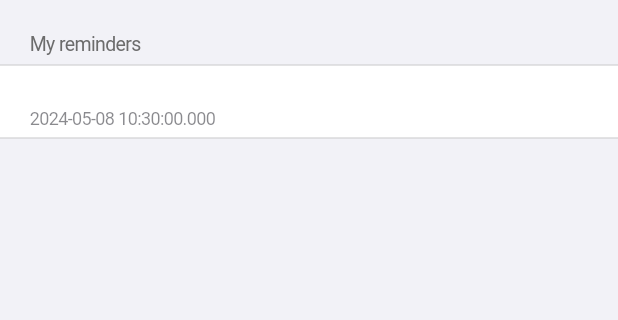
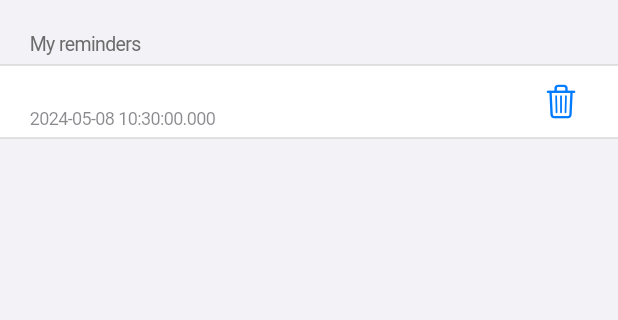
Before and after one commit to brendanhuddleston18/to_do, a Flutter app: the screen it shows after launch, after a tap on an icon or button, on a phone screen of 412 x 824 dp, the part 66-386 px from its top. Run offline on Flutter 3.47's test engine with Material 3 defaults, Android fonts, the phone set to English and light mode, and no system bars; our stand-ins replace sqflite; missing offline and left inert: dart:ffi; accounts and stored records are empty.

Commit message:
adds delete functionality to database tasks

```diff
--- a/lib/main.dart
+++ b/lib/main.dart
@@ -34,7 +34,17 @@ void main() async {
     );
   }
 
-  Future<List<Task>> tasks() async {
+  Future<void> deleteTask(int id) async {
+    final db = await database;
+
+    await db.delete(
+      'newTasks',
+      where: 'id = ?',
+      whereArgs: [id],
+    );
+  }
+
+  Future<List<Task>> getTasks() async {
     final db = await database;
 
     final List<Map<String, Object?>> taskMaps = await db.query('newTasks');
@@ -51,22 +61,29 @@ void main() async {
 
   runApp(MyApp(
     insertTask: insertTask,
-    tasks: tasks,
+    deleteTask: deleteTask,
+    getTasks: getTasks,
   ));
 }
 
 class MyApp extends StatelessWidget {
-  const MyApp({super.key, required this.tasks, required this.insertTask});
+  const MyApp(
+      {super.key,
+      required this.getTasks,
+      required this.insertTask,
+      required this.deleteTask});
 
   final Future<void> Function(Task task) insertTask;
-  final Future<List<Task>> Function() tasks;
+  final Future<void> Function(int id) deleteTask;
+  final Future<List<Task>> Function() getTasks;
 
   @override
   Widget build(BuildContext context) {
     return CupertinoApp(
       home: Home(
         insertTask: insertTask,
-        tasksDB: tasks,
+        deleteTask: deleteTask,
+        tasksDB: getTasks,
       ),
       debugShowCheckedModeBanner: false,
     );
--- a/lib/screens/home.dart
+++ b/lib/screens/home.dart
@@ -13,9 +13,11 @@ class Home extends StatefulWidget {
     super.key,
     required this.insertTask,
     required this.tasksDB,
+    required this.deleteTask,
   });
 
   final Future<void> Function(Task task) insertTask;
+  final Future<void> Function(int id) deleteTask;
   final Future<List<Task>> Function() tasksDB;
 
   @override
@@ -62,8 +64,20 @@ class _HomeWidgetState extends State<Home> {
                     header: const Text("My reminders"),
                     children: tasks.map<Widget>((Task task) {
                       return CupertinoListTile(
-                          title: Text(task.taskText),
-                          subtitle: Text(task.timeCreated));
+                        title: Text(task.taskText),
+                        subtitle: Text(task.timeCreated),
+                        trailing: DeleteWidget(
+                          onDeleteTask: widget.deleteTask,
+                          taskID: task.id,
+                          handleRefresh: () {
+                            setState(
+                              () {
+                                taskFuture = _getTasks();
+                              },
+                            );
+                          },
+                        ),
+                      );
                     }).toList(),
                   );
                 } else {
@@ -134,9 +148,11 @@ class DeleteWidget extends StatefulWidget {
     super.key,
     required this.onDeleteTask,
     required this.taskID,
+    required this.handleRefresh,
   });
 
-  final Function(int taskID) onDeleteTask;
+  final Future<void> Function(int id) onDeleteTask;
+  final Function() handleRefresh;
   final int taskID;
 
   @override
@@ -147,7 +163,9 @@ class _DeleteWidgetState extends State<DeleteWidget> {
   @override
   Widget build(BuildContext context) {
     return IconButton(
-      onPressed: () => widget.onDeleteTask(widget.taskID),
+      onPressed: () => widget
+          .onDeleteTask(widget.taskID)
+          .then((_) => widget.handleRefresh()),
       icon: const Icon(CupertinoIcons.delete),
     );
   }
```
